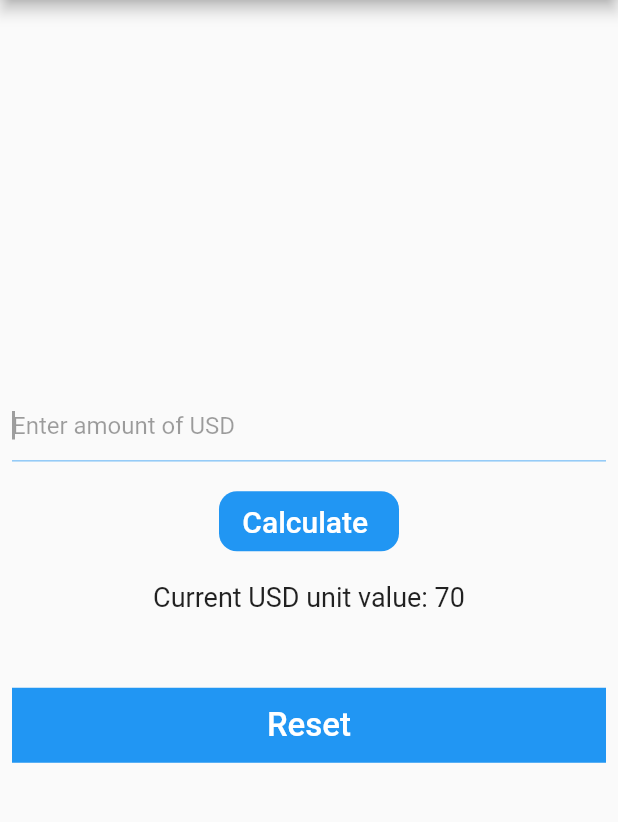
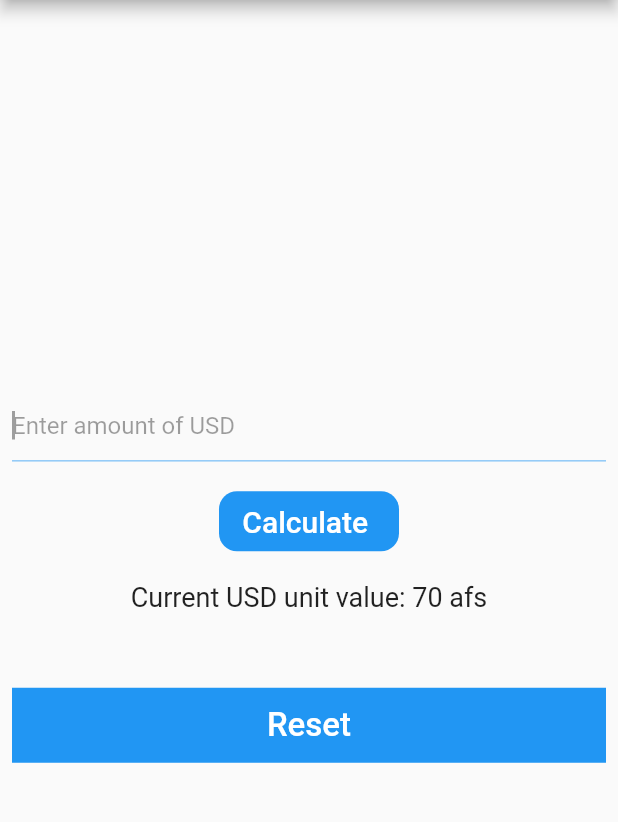
Before and after one commit to HeshmatGhaffariHadid/Calculator_App, a Flutter app: the screen it shows after launch, on a phone screen of 412 x 824 dp, the part 84-906 px from its top. Run offline on Flutter 3.47's test engine with Material 2 defaults, Android fonts, the phone set to English and light mode, and no system bars.

Commit message:
New feature added

```diff
--- a/lib/main.dart
+++ b/lib/main.dart
@@ -42,7 +42,6 @@ class _MyAppState extends State<MyApp> {
               TextField(
                 controller: myController,
                 cursorColor: Colors.grey.shade500,
-                autocorrect: true,
                 enableSuggestions: true,
                 autofocus: true,
                 decoration: const InputDecoration(
@@ -52,7 +51,6 @@ class _MyAppState extends State<MyApp> {
                       color: Colors.blue,
                   ),
                   ),
-
                   focusColor: Colors.black26,
                   hintText: 'Enter amount of USD',
                   hintStyle: TextStyle(
@@ -101,7 +99,7 @@ class _MyAppState extends State<MyApp> {
                 height: 12,
               ),
               Text(
-                '$note: $afghani',
+                '$note: $afghani afs',
                 style: TextStyle(
                   fontSize: 18,
                 ),
```
